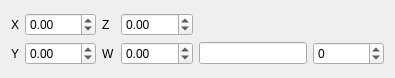
Qt form editor/gui/uniform.ui (ensisoft/detonator) before a commit.
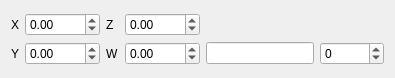
The same form after that commit. Custom widgets are drawn as their Qt base class.

Commit message:
Tweak the uniform widget value ranges
Tweak the uniform widget value ranges.

```diff
--- a/editor/gui/uniform.ui
+++ b/editor/gui/uniform.ui
@@ -25,10 +25,10 @@
         </sizepolicy>
        </property>
        <property name="minimum">
-        <double>-100.000000000000000</double>
+        <double>-1000.000000000000000</double>
        </property>
        <property name="maximum">
-        <double>100.000000000000000</double>
+        <double>1000.000000000000000</double>
        </property>
        <property name="singleStep">
         <double>0.100000000000000</double>
@@ -47,10 +47,10 @@
         </sizepolicy>
        </property>
        <property name="minimum">
-        <double>-100.000000000000000</double>
+        <double>-1000.000000000000000</double>
        </property>
        <property name="maximum">
-        <double>100.000000000000000</double>
+        <double>1000.000000000000000</double>
        </property>
        <property name="singleStep">
         <double>0.100000000000000</double>
@@ -112,10 +112,10 @@
         </sizepolicy>
        </property>
        <property name="minimum">
-        <double>-100.000000000000000</double>
+        <double>-1000.000000000000000</double>
        </property>
        <property name="maximum">
-        <double>100.000000000000000</double>
+        <double>1000.000000000000000</double>
        </property>
        <property name="singleStep">
         <double>0.100000000000000</double>
@@ -134,10 +134,10 @@
         </sizepolicy>
        </property>
        <property name="minimum">
-        <double>-100.000000000000000</double>
+        <double>-1000.000000000000000</double>
        </property>
        <property name="maximum">
-        <double>100.000000000000000</double>
+        <double>1000.000000000000000</double>
        </property>
        <property name="singleStep">
         <double>0.100000000000000</double>
@@ -170,10 +170,10 @@
      <item row="2" column="5">
       <widget class="QSpinBox" name="value_i">
        <property name="minimum">
-        <number>-100</number>
+        <number>-1000</number>
        </property>
        <property name="maximum">
-        <number>100</number>
+        <number>1000</number>
        </property>
        <property name="stepType">
         <enum>QAbstractSpinBox::AdaptiveDecimalStepType</enum>
```
